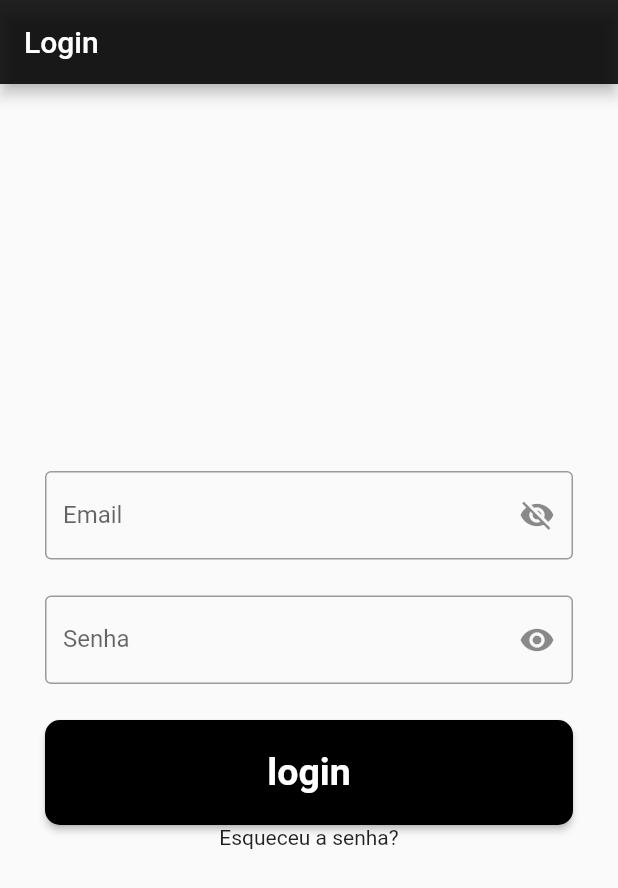
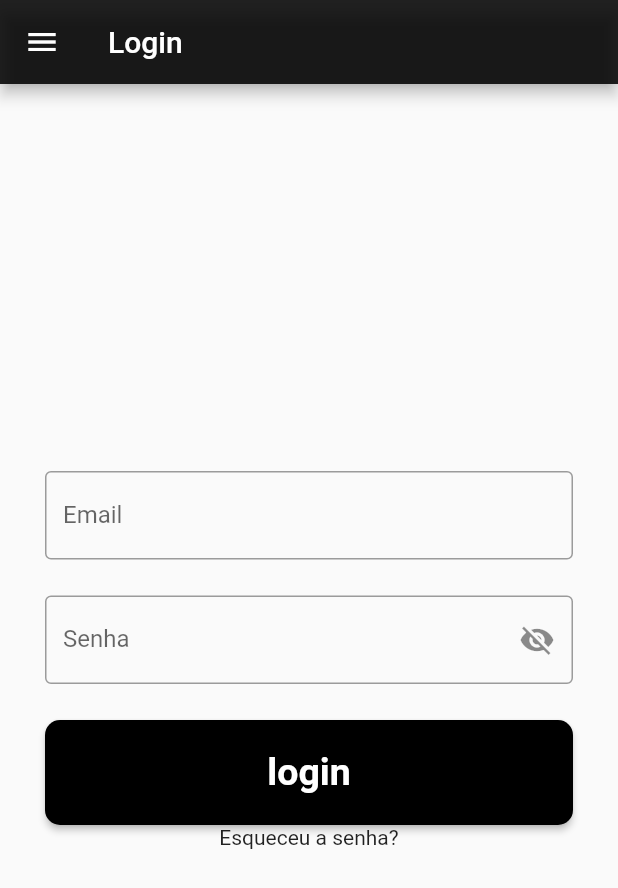
Before and after one commit to MTSKaioken/app-bagagem-smart, a Flutter app: the screen it shows after launch, after a tap on "login", on a phone screen of 412 x 824 dp. Shown: the top 888 px of the screen. Run offline on Flutter 3.47's test engine with Material 2 defaults, Android fonts, the phone set to English and light mode, and no system bars; our stand-ins replace cloud_firestore, firebase_core; accounts and stored records are empty; network calls fail.

Commit message:
feat: Design tela de login, pendente: deixar funcional

```diff
--- a/lib/screens/Login.dart
+++ b/lib/screens/Login.dart
@@ -1,9 +1,7 @@
-import 'dart:ui';
+import 'package:bagagem_smart/components/CampoSenha.dart';
+import 'package:flutter/material.dart';
 
-import 'package:bagagem_smart/screens/Dashboard.dart';
-import 'package:firebase_core/firebase_core.dart';
-import 'package:flutter/material.dart';
-import 'package:cloud_firestore/cloud_firestore.dart';
+import 'NavbarLateral.dart';
 
 class Login extends StatelessWidget {
   const Login({Key? key}) : super(key: key);
@@ -14,6 +12,7 @@ class Login extends StatelessWidget {
       debugShowCheckedModeBanner: false,
       title: 'Bagagem Smart',
       home: Scaffold(
+        drawer: NavbarLateral(),
         appBar: AppBar(
           title: Text(
             'Login',
@@ -32,26 +31,14 @@ class Login extends StatelessWidget {
                   decoration: InputDecoration(
                       labelText: 'Email',
                       border: OutlineInputBorder(),
-                      suffixIcon: IconButton(
-                        onPressed: () {},
-                        icon: const Icon(Icons.visibility_off),
-                      )),
+                      ),
                 ),
                 Container(
                   alignment: Alignment.bottomCenter,
                   margin: EdgeInsets.only(top: 24),
                 ),
-                TextField(
-                  controller: null,
-                  obscureText: true, // variavel em cima do icon para alternar
-                  decoration: InputDecoration(
-                      labelText: 'Senha',
-                      border: OutlineInputBorder(),
-                      suffixIcon: IconButton(
-                        onPressed: () {
-                        },
-                        icon: const Icon(Icons.visibility),
-                      )),
+                Center(
+                  child: CampoSenha(),
                 ),
                 Container(
                   alignment: Alignment.bottomCenter,
@@ -60,17 +47,16 @@ class Login extends StatelessWidget {
                 ElevatedButton(
                   child: Text('login'),
                   onPressed: () {
-                    var db = FirebaseFirestore.instance;
-                    final user = <String, dynamic>{
-                      "first": "Alan",
-                      "middle": "Mathison",
-                      "last": "Turing",
-                      "born": 1912
-                    };
-
+                    // var db = FirebaseFirestore.instance;
+                    // final user = <String, dynamic>{
+                    //   "first": "Alan",
+                    //   "middle": "Mathison",
+                    //   "last": "Turing",
+                    //   "born": 1912
+                    // };
 // Add a new document with a generated ID
-                    db.collection("users").add(user).then((DocumentReference doc) =>
-                        print('DocumentSnapshot added with ID: ${doc.id}'));
+//                     db.collection("users").add(user).then((DocumentReference doc) =>
+//                         print('DocumentSnapshot added with ID: ${doc.id}'));
                   },
                   style: ElevatedButton.styleFrom(
                     padding: EdgeInsets.all(20.0),
```
